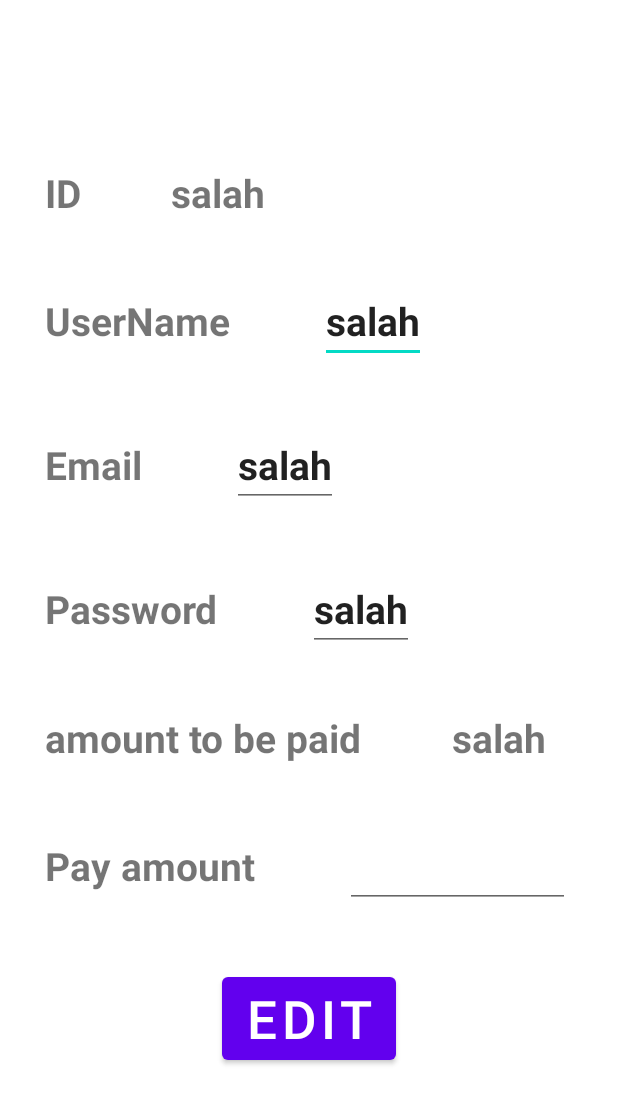
After one commit to SalahAlDin2021/Parking_Car_Project, an Android app: the layout activity_user_page_in_admin_panel.xml on its own in the app's theme, with its tools: preview values and no code run, on a phone screen of 412 x 824 dp. The commit adds this screen. Shown: the top 1104 px of the screen. Run offline under Robolectric (Android 15) with nearby library versions, the light colour scheme and no system bars.

Commit message:
Create all admin panel, and edit some code

```diff
--- a/app/src/main/java/com/example/parkingcarproject/AbuotActivity.java
+++ b/app/src/main/java/com/example/parkingcarproject/AboutActivity.java
@@ -4,11 +4,11 @@ import androidx.appcompat.app.AppCompatActivity;
 
 import android.os.Bundle;
 
-public class AbuotActivity extends AppCompatActivity {
+public class AboutActivity extends AppCompatActivity {
 
     @Override
     protected void onCreate(Bundle savedInstanceState) {
         super.onCreate(savedInstanceState);
-        setContentView(R.layout.activity_abuot);
+        setContentView(R.layout.activity_about);
     }
 }
--- a/app/src/main/java/com/example/parkingcarproject/SignUpActivity.java
+++ b/app/src/main/java/com/example/parkingcarproject/SignUpActivity.java
@@ -70,7 +70,7 @@ public class SignUpActivity extends AppCompatActivity {
                 }
 
                 if ((Password.length() >= 8) && (Password.matches(ConfirmPassword))) {
-                    UserData.users.add(new User(Email,Password));
+                    UserData.users.add(new User(Username,Email,Password));
                     Toast toast = Toast.makeText(SignUpActivity.this, "Login successful", Toast.LENGTH_LONG);
                     toast.show();
                     Intent it = new Intent(SignUpActivity.this, UserLogedInScreenActivity.class);
--- a/app/src/main/java/com/example/parkingcarproject/UserLogedInScreenActivity.java
+++ b/app/src/main/java/com/example/parkingcarproject/UserLogedInScreenActivity.java
@@ -2,12 +2,9 @@ package com.example.parkingcarproject;
 
 import androidx.appcompat.app.AppCompatActivity;
 
-import android.annotation.SuppressLint;
 import android.content.Intent;
 import android.content.SharedPreferences;
 import android.os.Bundle;
-import android.preference.PreferenceManager;
-import android.util.Log;
 import android.view.View;
 import android.widget.Button;
 
@@ -46,7 +43,7 @@ public class UserLogedInScreenActivity extends AppCompatActivity {
          btnAbout.setOnClickListener(new View.OnClickListener() {
              @Override
              public void onClick(View v) {
-                 Intent intent = new Intent(UserLogedInScreenActivity.this , AbuotActivity.class);
+                 Intent intent = new Intent(UserLogedInScreenActivity.this , AboutActivity.class);
                  startActivity(intent);
              }
          });
--- /dev/null
+++ b/app/src/main/res/layout/activity_user_page_in_admin_panel.xml
@@ -0,0 +1,142 @@
+<?xml version="1.0" encoding="utf-8"?>
+<LinearLayout xmlns:android="http://schemas.android.com/apk/res/android"
+    android:layout_width="match_parent"
+    android:layout_height="match_parent"
+    android:gravity="center"
+    android:orientation="vertical">
+    <LinearLayout
+        android:layout_width="match_parent"
+        android:layout_height="wrap_content"
+        android:layout_marginVertical="20dp"
+        android:orientation="horizontal">
+        <TextView
+            android:layout_width="wrap_content"
+            android:layout_height="wrap_content"
+            android:text="ID"
+            android:layout_marginHorizontal="30sp"
+            android:textSize="26sp"
+            android:textStyle="bold" />
+        <TextView
+            android:id="@+id/txt_user_id"
+            android:layout_width="wrap_content"
+            android:layout_height="wrap_content"
+            android:layout_marginHorizontal="30sp"
+            android:text="salah"
+            android:textSize="26sp"
+            android:textStyle="bold" />
+    </LinearLayout>
+    <LinearLayout
+        android:layout_width="match_parent"
+        android:layout_height="wrap_content"
+        android:layout_marginVertical="20dp"
+        android:orientation="horizontal">
+        <TextView
+            android:layout_width="wrap_content"
+            android:layout_height="wrap_content"
+            android:layout_marginHorizontal="30sp"
+            android:text="UserName"
+            android:textSize="26sp"
+            android:textStyle="bold" />
+        <EditText
+            android:id="@+id/edt_user_name"
+            android:layout_width="wrap_content"
+            android:layout_height="wrap_content"
+            android:layout_marginHorizontal="30sp"
+            android:text="salah"
+            android:textSize="26sp"
+            android:textStyle="bold" />
+    </LinearLayout>
+    <LinearLayout
+        android:layout_width="match_parent"
+        android:layout_height="wrap_content"
+        android:layout_marginVertical="20dp"
+        android:orientation="horizontal">
+        <TextView
+            android:layout_width="wrap_content"
+            android:layout_height="wrap_content"
+            android:layout_marginHorizontal="30sp"
+            android:text="Email"
+            android:textSize="26sp"
+            android:textStyle="bold" />
+        <EditText
+            android:id="@+id/edt_user_email"
+            android:layout_width="wrap_content"
+            android:layout_height="wrap_content"
+            android:layout_marginHorizontal="30sp"
+            android:text="salah"
+            android:textSize="26sp"
+            android:textStyle="bold" />
+    </LinearLayout>
+    <LinearLayout
+        android:layout_width="match_parent"
+        android:layout_height="wrap_content"
+        android:layout_marginVertical="20dp"
+        android:orientation="horizontal">
+        <TextView
+            android:layout_width="wrap_content"
+            android:layout_height="wrap_content"
+            android:layout_marginHorizontal="30sp"
+            android:text="Password"
+            android:textSize="26sp"
+            android:textStyle="bold" />
+        <EditText
+            android:id="@+id/edt_user_password"
+            android:layout_width="wrap_content"
+            android:layout_height="wrap_content"
+            android:layout_marginHorizontal="30sp"
+            android:text="salah"
+            android:textSize="26sp"
+            android:textStyle="bold" />
+    </LinearLayout>
+    <LinearLayout
+        android:layout_width="match_parent"
+        android:layout_height="wrap_content"
+        android:layout_marginVertical="20dp"
+        android:orientation="horizontal">
+        <TextView
+            android:layout_width="wrap_content"
+            android:layout_height="wrap_content"
+            android:layout_marginHorizontal="30sp"
+            android:text="amount to be paid"
+            android:textSize="26sp"
+            android:textStyle="bold" />
+        <TextView
+            android:id="@+id/txt_user_amount_to_be_paid"
+            android:layout_width="wrap_content"
+            android:layout_height="wrap_content"
+            android:layout_marginHorizontal="30sp"
+            android:text="salah"
+            android:textSize="26sp"
+            android:textStyle="bold" />
+    </LinearLayout>
+    <LinearLayout
+        android:layout_width="match_parent"
+        android:layout_height="wrap_content"
+        android:layout_marginVertical="20dp"
+        android:orientation="horizontal">
+        <TextView
+            android:layout_width="wrap_content"
+            android:layout_height="wrap_content"
+            android:layout_marginHorizontal="30sp"
+            android:text="Pay amount"
+            android:textSize="26sp"
+            android:textStyle="bold" />
+        <EditText
+            android:id="@+id/edt_user_pay_amount"
+            android:inputType="number"
+            android:layout_width="150sp"
+            android:layout_height="wrap_content"
+            android:layout_marginHorizontal="30sp"
+            android:textSize="26sp"
+            android:textStyle="bold" />
+    </LinearLayout>
+    <Button
+        android:id="@+id/btn_edit"
+        android:layout_width="wrap_content"
+        android:layout_height="wrap_content"
+        android:layout_marginVertical="20dp"
+        android:textSize="35sp"
+        android:text="Edit"></Button>
+
+
+</LinearLayout>
```
Also changed, not shown: app/src/main/AndroidManifest.xml (+8 -1 lines), app/src/main/java/com/example/parkingcarproject/AdminLogedInScreenActivity.java (+19 -0 lines), app/src/main/java/com/example/parkingcarproject/AdminPanelAdapter.java (added, +72 -0 lines), app/src/main/java/com/example/parkingcarproject/CaptionedImagesAdapter.java (+2 -8 lines), app/src/main/java/com/example/parkingcarproject/FeedbackActivity.java (+5 -4 lines), app/src/main/java/com/example/parkingcarproject/FindLotActivity.java (+3 -7 lines), app/src/main/java/com/example/parkingcarproject/MakeReservationActivity.java (+4 -7 lines), app/src/main/java/com/example/parkingcarproject/UserPageInAdminPanel.java (added, +73 -0 lines), app/src/main/java/com/example/parkingcarproject/model/User.java (+18 -1 lines), app/src/main/java/com/example/parkingcarproject/model/UserData.java (+6 -6 lines), app/src/main/res/layout/activity_admin_loged_in_screen.xml (+8 -0 lines), app/src/main/res/layout/card_user.xml (added, +15 -0 lines), app/src/main/res/layout/activity_about.xml (renamed from app/src/main/res/layout/activity_abuot.xml).
